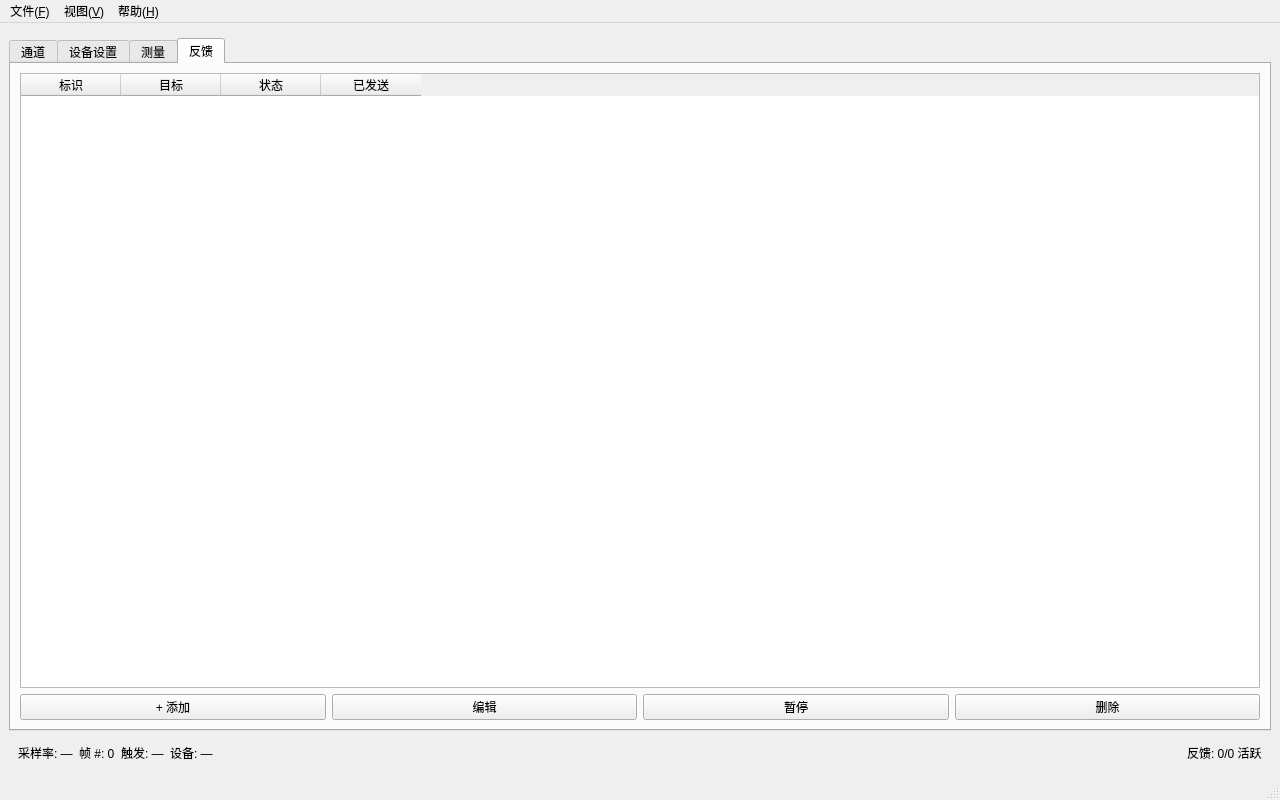
The window that scope/ui/main_window.ui (Carrollxiang/ART_Oscilloscope-) describes before a commit, drawn with Qt 5.
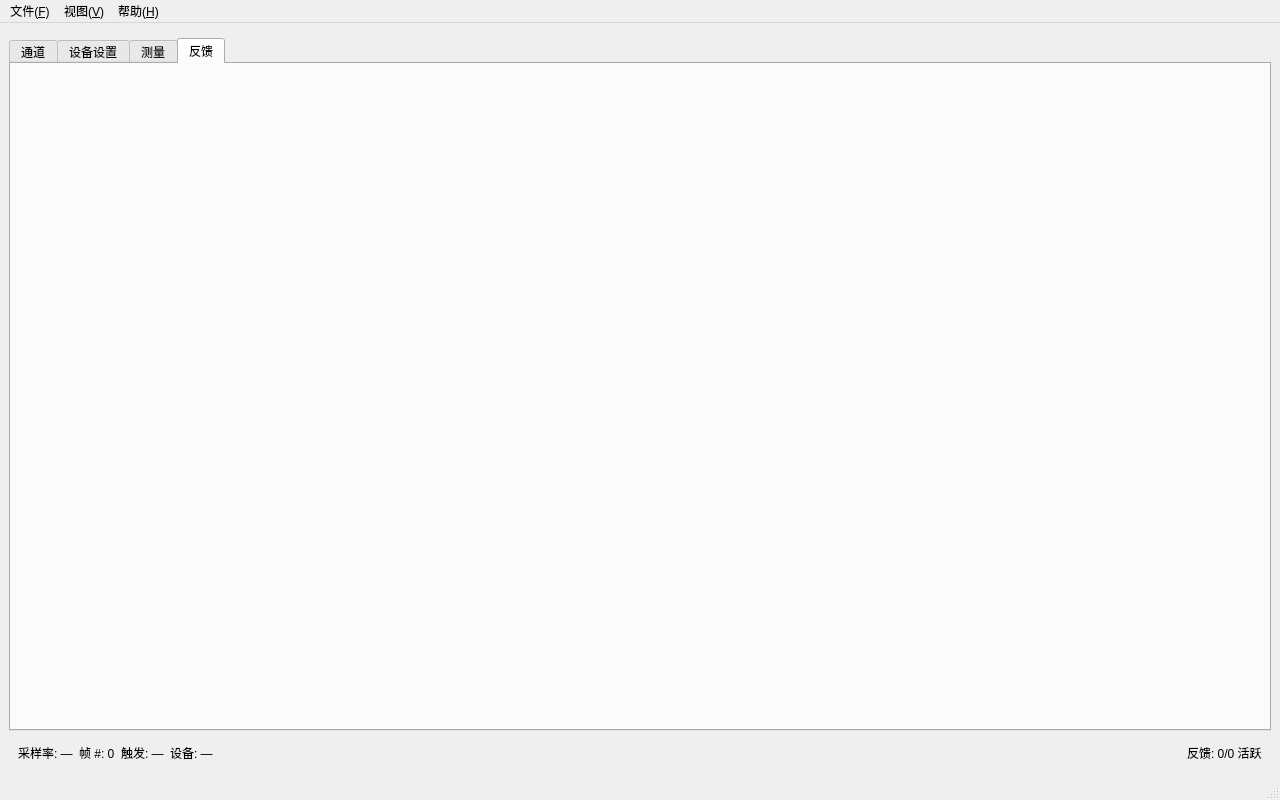
The same window after the commit. The open tabs and pages were chosen to show the change.

Commit message:
fix: 测量面板空白 + 残留按钮 + stylesheet 警告
测量面板:
- clear_layout 递归删除子布局中的控件
- 3 行测量数据正常显示

反馈面板:
- main_window.ui 中 feedback Tab 清空为空白容器
- 移除旧 btnAdd/Edit/Pause/RemoveFeedback (4个按钮)
- FeedbackPanel 不再依赖清除旧控件, 直接构建新 UI
- 卡片 stylesheet 改用 setObjectName + ID 选择器, 避免解析警告

```diff
--- a/scope/ui/main_window.ui
+++ b/scope/ui/main_window.ui
@@ -100,48 +100,7 @@
         <!-- Tab 3: 反馈 -->
         <widget class="QWidget" name="tabFeedback">
          <attribute name="title"><string>反馈</string></attribute>
-         <layout class="QVBoxLayout" name="feedbackLayout">
-          <item>
-           <widget class="QTableWidget" name="feedbackTable">
-            <column>
-             <property name="text"><string>标识</string></property>
-            </column>
-            <column>
-             <property name="text"><string>目标</string></property>
-            </column>
-            <column>
-             <property name="text"><string>状态</string></property>
-            </column>
-            <column>
-             <property name="text"><string>已发送</string></property>
-            </column>
-           </widget>
-          </item>
-          <item>
-           <layout class="QHBoxLayout" name="feedbackButtons">
-            <item>
-             <widget class="QPushButton" name="btnAddFeedback">
-              <property name="text"><string>+ 添加</string></property>
-             </widget>
-            </item>
-            <item>
-             <widget class="QPushButton" name="btnEditFeedback">
-              <property name="text"><string>编辑</string></property>
-             </widget>
-            </item>
-            <item>
-             <widget class="QPushButton" name="btnPauseFeedback">
-              <property name="text"><string>暂停</string></property>
-             </widget>
-            </item>
-            <item>
-             <widget class="QPushButton" name="btnRemoveFeedback">
-              <property name="text"><string>删除</string></property>
-             </widget>
-            </item>
-           </layout>
-          </item>
-         </layout>
+         <layout class="QVBoxLayout" name="feedbackLayout"/>
         </widget>
        </widget>
       </item>
```
Left out of the diff: 2 changed lines with no effect on the pictures. The commit also changes 2 other files.
